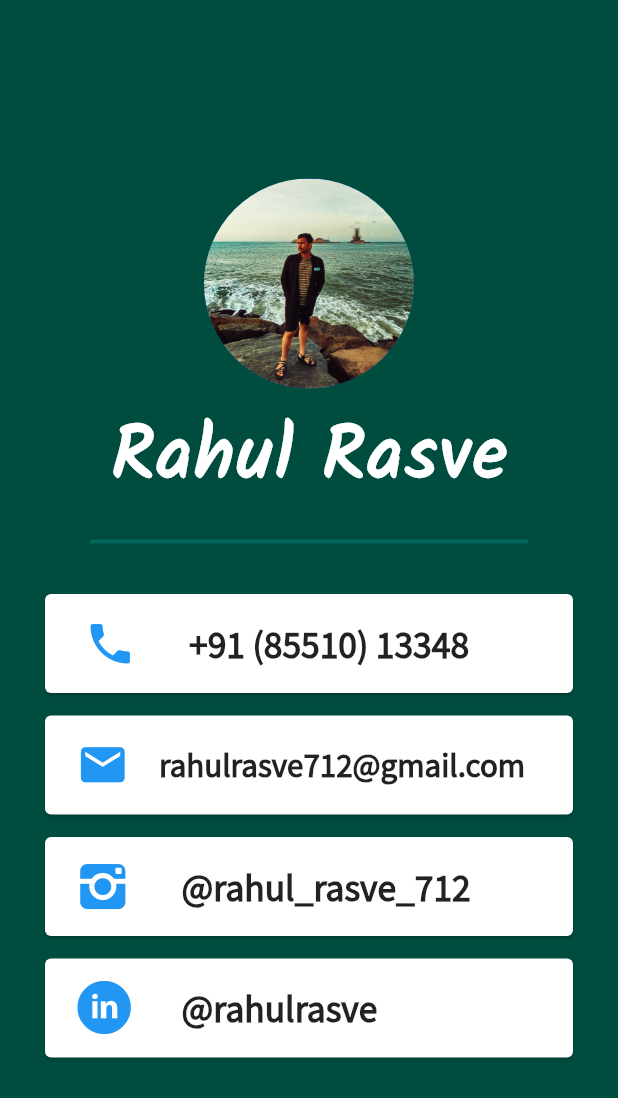
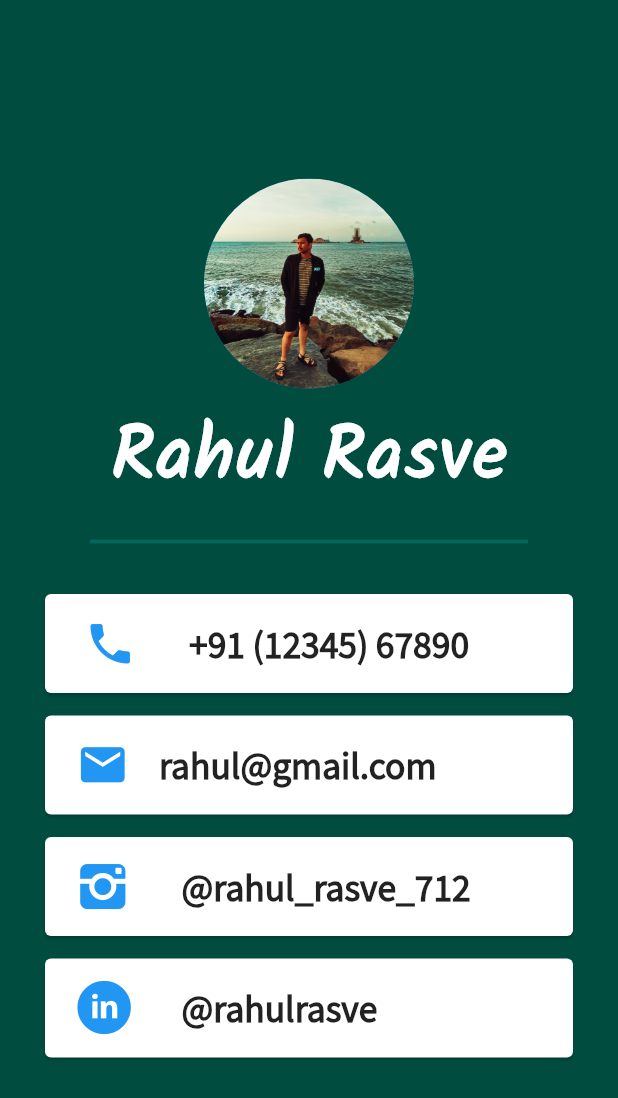
Before and after one commit to Rahul-Rasve/Contact-Card, a Flutter app: the screen it shows after launch, on a phone screen of 412 x 824 dp. Shown: the top 1098 px of the screen. Run offline on Flutter 3.47's test engine with Material 2 defaults, Android fonts, the phone set to English and light mode, and no system bars.

Commit message:
Contact Card App completed.

```diff
--- a/lib/main.dart
+++ b/lib/main.dart
@@ -69,7 +69,7 @@ class _ContactCardState extends State<ContactCard> {
             padding: EdgeInsets.symmetric(vertical: 5.0, horizontal: 10.0),
             child: ListTile(
               onTap: () async {
-                final url = 'tel: 85510143348';
+                final url = 'tel: 1234567890';
                 if (await canLaunchUrlString(url)) {
                   await launchUrlString(url);
                 }
@@ -80,7 +80,7 @@ class _ContactCardState extends State<ContactCard> {
                 color: Colors.blue,
               ),
               title: Text(
-                '+91 (85510) 13348',
+                '+91 (12345) 67890',
                 style: TextStyle(
                   fontSize: 25.0,
                   fontFamily: 'SourceSansPro',
@@ -99,7 +99,7 @@ class _ContactCardState extends State<ContactCard> {
             padding: EdgeInsets.symmetric(vertical: 5.0, horizontal: 5.0),
             child: ListTile(
               onTap: () async {
-                final url = 'mailto:rahulrasve712@gmail.com';
+                final url = 'mailto:rahul@gmail.com';
                 if (await canLaunchUrlString(url)) {
                   await launchUrlString(url);
                 }
@@ -110,9 +110,9 @@ class _ContactCardState extends State<ContactCard> {
                 color: Colors.blue,
               ),
               title: Text(
-                'rahulrasve712@gmail.com',
+                'rahul@gmail.com',
                 style: TextStyle(
-                  fontSize: 22.0,
+                  fontSize: 25.0,
                   fontFamily: 'SourceSansPro',
                   fontWeight: FontWeight.bold,
                 ),
```
